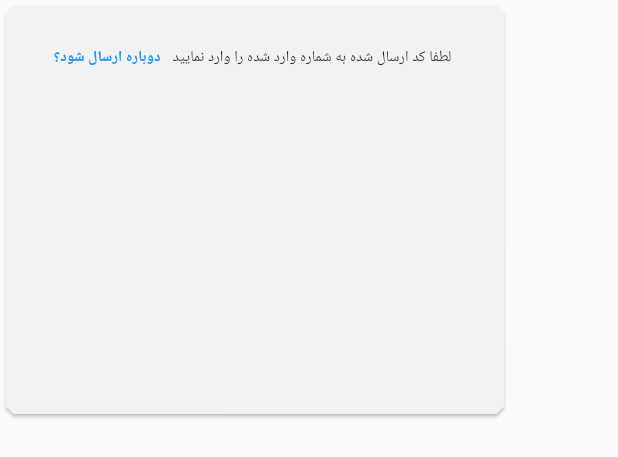
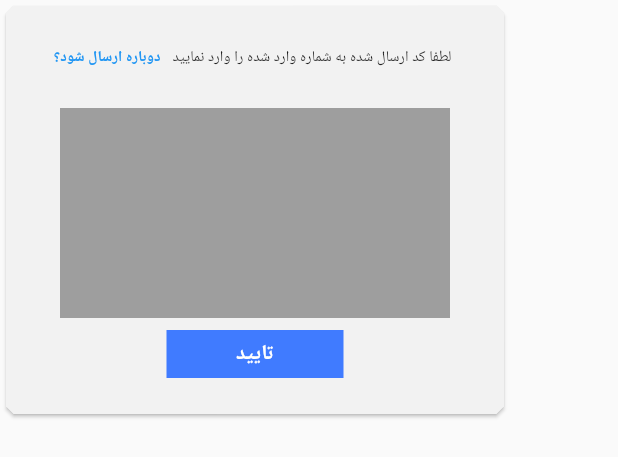
Before and after one commit to RexGod/build_mate, a Flutter app: the Authenticate widget shown alone on an empty page, opened directly, on a phone screen of 412 x 824 dp. Shown: the top 457 px of the screen. Run offline on Flutter 3.47's test engine with Material 2 defaults, Android fonts, the phone set to English and light mode, and no system bars.

Commit message:
Ui authentication card almost done(add button)

```diff
--- a/lib/Widgets/Authenticate.dart
+++ b/lib/Widgets/Authenticate.dart
@@ -34,6 +34,27 @@ class Authenticate extends StatelessWidget {
                       )),
                 ],
               ),
+            ),
+            //it goes for Authentication code
+            Container(
+              width: 260,
+              height: 140,
+              color: Colors.grey,
+            ),
+            TextButton(
+              onPressed: () {},
+              child: Container(
+                alignment: Alignment.center,
+                width: 118,
+                height: 32,
+                decoration: const BoxDecoration(color: Color(0xff407bff)),
+                child: const Text("تایید",
+                    style: TextStyle(
+                      color: Colors.white,
+                      fontSize: 14,
+                      fontWeight: FontWeight.w600,
+                    )),
+              ),
             )
           ],
         ),
```
